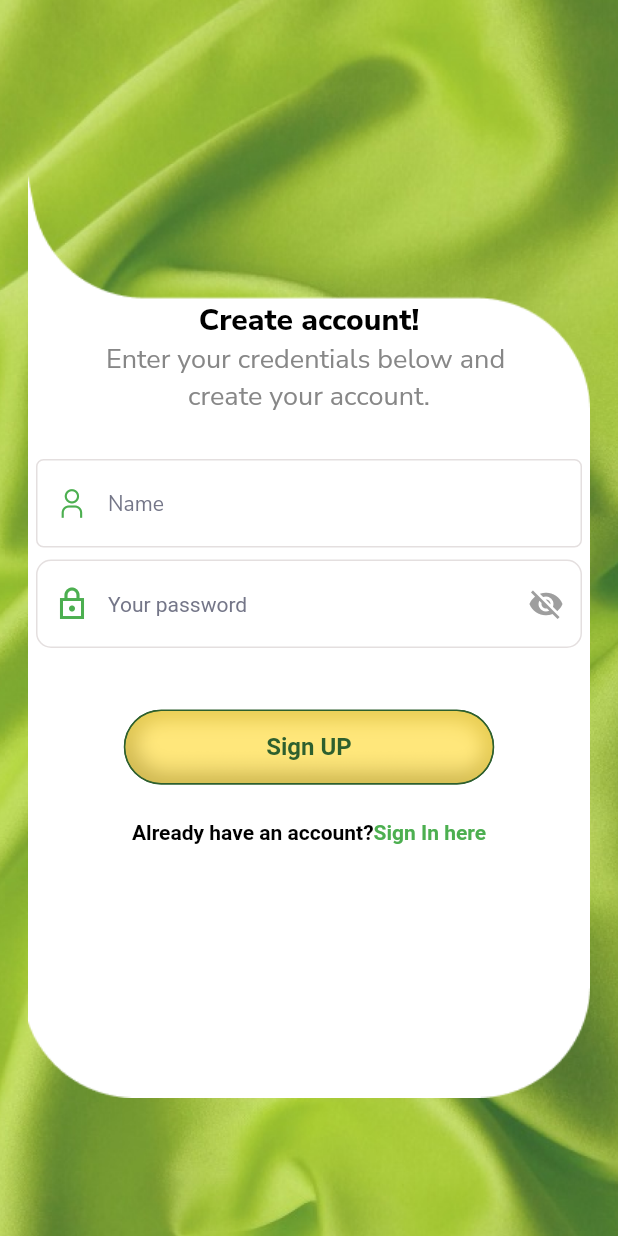
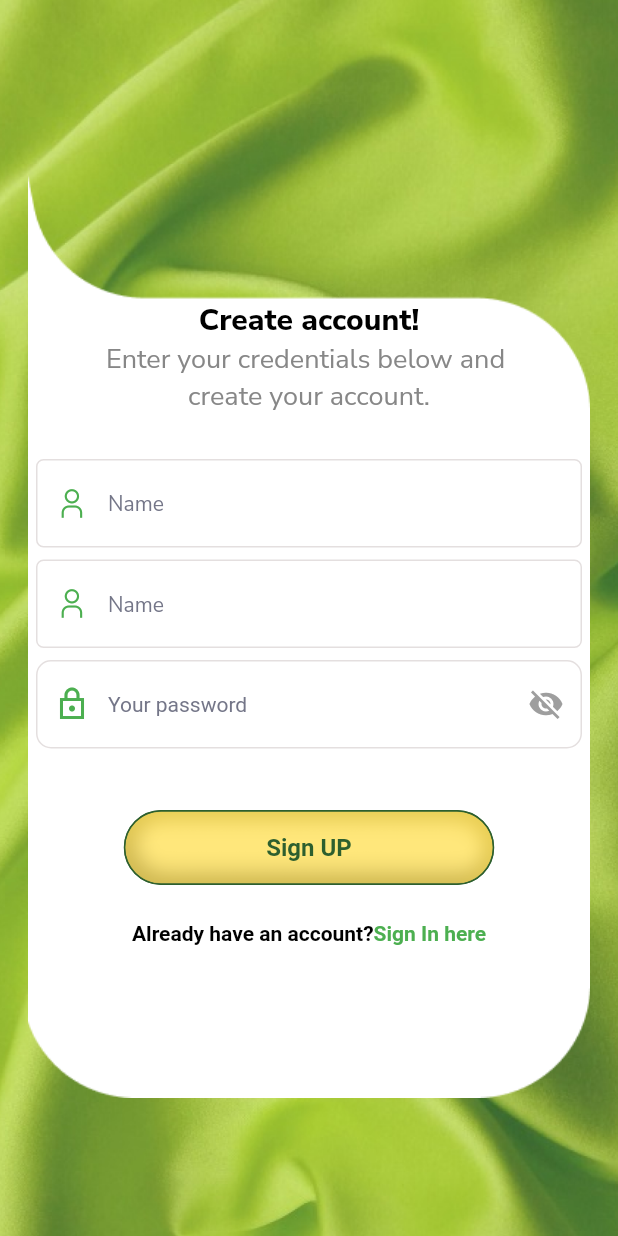
Before and after one commit to amanwebmobril/FindYourlove, a Flutter app: the RegisterPage screen opened directly, on a phone screen of 412 x 824 dp. Run offline on Flutter 3.47's test engine with Material 2 defaults, Android fonts, the phone set to English and light mode, and no system bars; our stand-ins replace shared_preferences; accounts and stored records are empty; Roboto replaces fonts that are missing (Quicksand).

```diff
--- a/lib/features/auth/design/register.dart
+++ b/lib/features/auth/design/register.dart
@@ -35,8 +35,12 @@ class _RegisterPageState extends State<RegisterPage> {
     });
   }
 
-  final TextEditingController email = TextEditingController();
-  final TextEditingController password = TextEditingController();
+  final TextEditingController nameController = TextEditingController();
+  final TextEditingController emailController = TextEditingController();
+  final TextEditingController numberController = TextEditingController();
+  final TextEditingController passwordController = TextEditingController();
+  final TextEditingController confirmPasswordController =
+      TextEditingController();
   final FocusNode _emailNode = FocusNode();
   final FocusNode _passwordNode = FocusNode();
   bool _isObscure = true;
@@ -88,7 +92,52 @@ class _RegisterPageState extends State<RegisterPage> {
                               borderRadius: BorderRadius.circular(10)),
                           child: TextFormField(
                             obscureText: false,
-                            controller: email,
+                            controller: emailController,
+                            focusNode: _emailNode,
+                            decoration: const InputDecoration(
+                              prefixIcon: Icon(
+                                MyFlutterApp.profile,
+                                size: 20,
+                                color: Colors.green,
+                              ),
+                              hintText: "Name",
+                              hintStyle: TextStyle(
+                                fontFamily: "NunitoSans",
+                                fontSize: 14,
+                                color: Color(0xFF747688),
+                              ),
+                              focusedBorder: OutlineInputBorder(
+                                  borderRadius:
+                                      BorderRadius.all(Radius.circular(5)),
+                                  borderSide: BorderSide(
+                                      width: 1, color: Colors.green)),
+                              enabledBorder: OutlineInputBorder(
+                                  borderRadius:
+                                      BorderRadius.all(Radius.circular(5)),
+                                  borderSide: BorderSide(
+                                    width: 1,
+                                    color: Color(0xFFE4DFDF),
+                                  )),
+                              errorBorder: OutlineInputBorder(
+                                borderSide: BorderSide(width: 1),
+                              ),
+                            ),
+                            onTap: () => {
+                              if (!currentFocus.hasPrimaryFocus)
+                                {currentFocus.unfocus()}
+                            },
+                          ),
+                        ),
+                      ),
+                      Padding(
+                        padding: const EdgeInsets.only(left: 20, right: 20),
+                        child: Card(
+                          elevation: _emailNode.hasFocus ? 3.0 : 0.0,
+                          shape: RoundedRectangleBorder(
+                              borderRadius: BorderRadius.circular(10)),
+                          child: TextFormField(
+                            obscureText: false,
+                            controller: emailController,
                             focusNode: _emailNode,
                             decoration: const InputDecoration(
                               prefixIcon: Icon(
@@ -133,7 +182,7 @@ class _RegisterPageState extends State<RegisterPage> {
                               borderRadius: BorderRadius.circular(10)),
                           child: TextFormField(
                             obscureText: _isObscure,
-                            controller: password,
+                            controller: passwordController,
                             focusNode: _passwordNode,
                             decoration: InputDecoration(
                               // ignore: prefer_const_constructors
```
Also changed, not shown: 1 other file.
